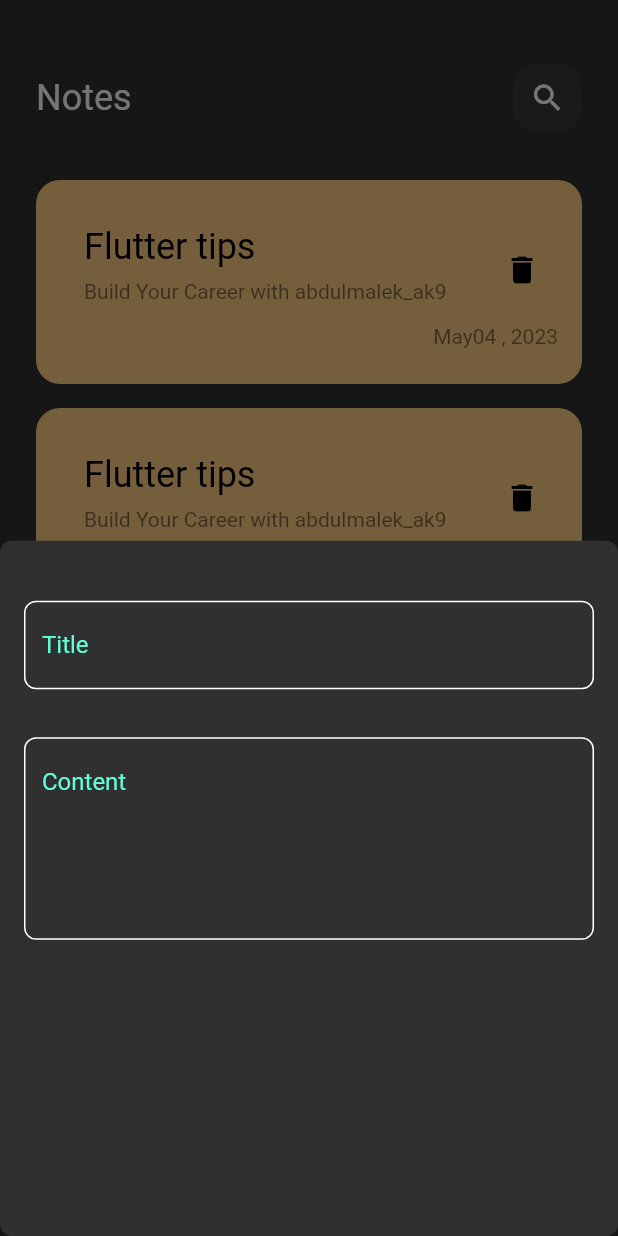
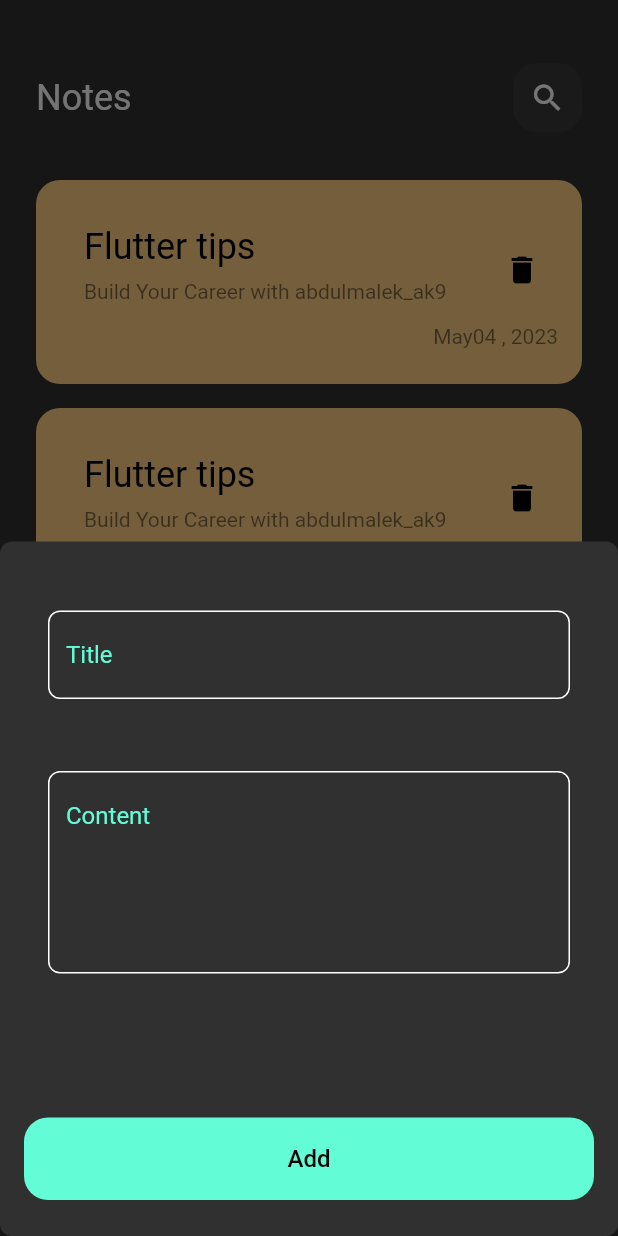
Before and after one commit to abdulmalek9/Note_App, a Flutter app: the screen it shows after launch, after a tap on the "add" icon, on a phone screen of 412 x 824 dp. Run offline on Flutter 3.47's test engine with Material 2 defaults, Android fonts, the phone set to English and light mode, and no system bars.

Commit message:
Added padding and decoration to AddNotesSheet widget Add CustomButton File and add this Button

```diff
--- a/lib/view/widget/add_notes_sheet.dart
+++ b/lib/view/widget/add_notes_sheet.dart
@@ -1,4 +1,6 @@
 import 'package:flutter/material.dart';
+import 'package:note/view/constent.dart';
+import 'package:note/view/widget/custom_bottun.dart';
 import 'package:note/view/widget/custom_text_field.dart';
 
 class AddNotesSheet extends StatelessWidget {
@@ -6,33 +8,35 @@ class AddNotesSheet extends StatelessWidget {
 
   @override
   Widget build(BuildContext context) {
-    return Column(
+    return Padding(
+      padding: const EdgeInsets.symmetric(horizontal: 16),
+      child: SingleChildScrollView(
+        child: Column(
           children: const [
             SizedBox(
-          height: 24,
+              height: 30,
             ),
             CustomTextFiled(
               hintText: "Title",
               maxLine: 1,
             ),
+            SizedBox(
+              height: 16,
+            ),
             CustomTextFiled(
               hintText: "Content",
               maxLine: 5,
             ),
+            SizedBox(
+              height: 80,
+            ),
             CustomButton(),
+            SizedBox(
+              height: 24,
+            ),
           ],
+        ),
+      ),
     );
   }
 }
-
-class CustomButton extends StatelessWidget {
-  const CustomButton({super.key});
-
-  @override
-  Widget build(BuildContext context) {
-    return Container(
-      width: MediaQuery.of(context).size.width,
-      height: 55,
-    );
-  }
-}
--- /dev/null
+++ b/lib/view/widget/custom_bottun.dart
@@ -0,0 +1,25 @@
+import 'package:flutter/material.dart';
+import 'package:note/view/constent.dart';
+
+class CustomButton extends StatelessWidget {
+  const CustomButton({super.key});
+
+  @override
+  Widget build(BuildContext context) {
+    return Container(
+      width: MediaQuery.of(context).size.width,
+      height: 55,
+      decoration: BoxDecoration(
+        color: KprimaryColor,
+        borderRadius: BorderRadius.circular(16),
+      ),
+      child: const Center(
+        child: Text(
+          "Add",
+          style: TextStyle(
+              color: Colors.black, fontSize: 16, fontWeight: FontWeight.w500),
+        ),
+      ),
+    );
+  }
+}
```
Lines whose indentation alone changed are shown as unchanged.
